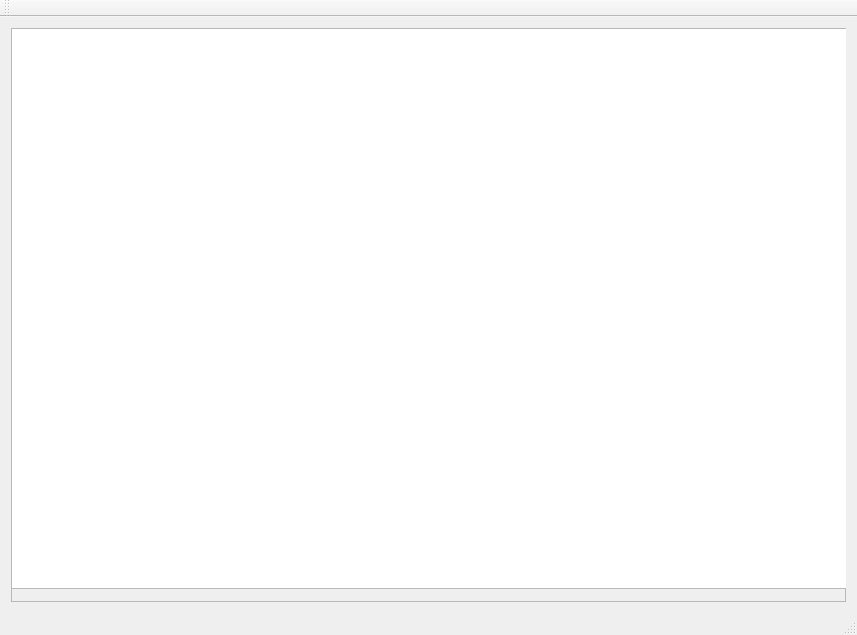
jel-massih/BombastEngine, file Editor/Source/UiViews/bombasteditormain.ui: the form before one commit.
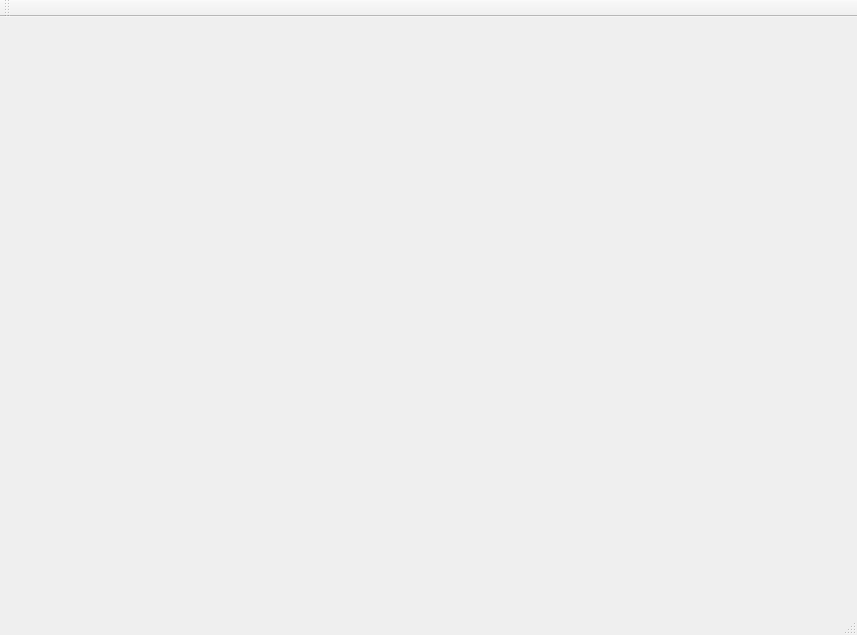
The form after the commit.

Commit message: Cleaned up BOmbast Editor Window UI

What changed in the file:
```diff
--- a/Editor/Source/UiViews/bombasteditormain.ui
+++ b/Editor/Source/UiViews/bombasteditormain.ui
@@ -18,39 +18,7 @@
     <item>
      <layout class="QGridLayout" name="gridLayout">
       <item row="0" column="0">
-       <widget class="QFrame" name="graphicsFrame">
-        <property name="sizePolicy">
-         <sizepolicy hsizetype="Preferred" vsizetype="Preferred">
-          <horstretch>2</horstretch>
-          <verstretch>2</verstretch>
-         </sizepolicy>
-        </property>
-        <property name="autoFillBackground">
-         <bool>false</bool>
-        </property>
-        <property name="frameShape">
-         <enum>QFrame::StyledPanel</enum>
-        </property>
-        <property name="frameShadow">
-         <enum>QFrame::Raised</enum>
-        </property>
-        <widget class="QGraphicsView" name="bombastViewport">
-         <property name="geometry">
-          <rect>
-           <x>0</x>
-           <y>0</y>
-           <width>841</width>
-           <height>561</height>
-          </rect>
-         </property>
-         <property name="sizePolicy">
-          <sizepolicy hsizetype="Preferred" vsizetype="Preferred">
-           <horstretch>1</horstretch>
-           <verstretch>1</verstretch>
-          </sizepolicy>
-         </property>
-        </widget>
-       </widget>
+       <widget class="QWidget" name="bombastViewport" native="true"/>
       </item>
      </layout>
     </item>
```
The commit also changes 1 other file.
